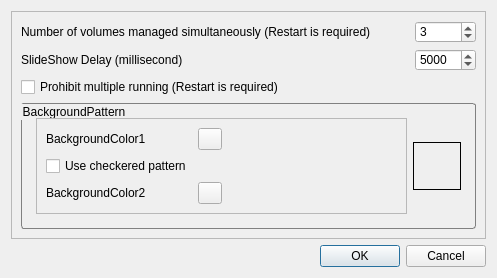
kanryu/quickviewer, file QuickViewer/src/optionsdialog.ui: the form before one commit.
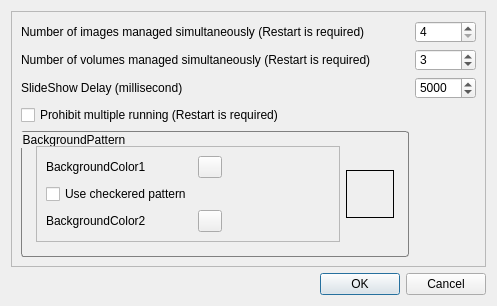
The form after the commit.

Commit message:
Improved stability of x86 release, Speed up the Volume switching, 3 bugfixed
- Improved stability of x86 release
    - bugfixed: Often, when an image exceeding 4096 pixels is read, it is illegitimate
    - bugfixed: Irregular end when image loading high load
- Speed up the Volume switching
- bugfixed: Illegal termination when reading images from archives

Patch:
```diff
--- a/QuickViewer/src/optionsdialog.ui
+++ b/QuickViewer/src/optionsdialog.ui
@@ -7,7 +7,7 @@
     <x>0</x>
     <y>0</y>
     <width>497</width>
-    <height>239</height>
+    <height>285</height>
    </rect>
   </property>
   <property name="windowTitle">
@@ -40,7 +40,101 @@
       <enum>QFrame::Raised</enum>
      </property>
      <layout class="QGridLayout" name="gridLayout">
-      <item row="3" column="0" colspan="2">
+      <item row="0" column="0">
+       <widget class="QLabel" name="label_4">
+        <property name="sizePolicy">
+         <sizepolicy hsizetype="MinimumExpanding" vsizetype="Preferred">
+          <horstretch>0</horstretch>
+          <verstretch>0</verstretch>
+         </sizepolicy>
+        </property>
+        <property name="toolTip">
+         <string>Increasing the number, the behavior of &quot;NextImage&quot; / &quot;PrevImage&quot; improves but, increases memory consumption. 6 is appropriate for 32 bit version.</string>
+        </property>
+        <property name="text">
+         <string extracomment="Maximum number of images that an application simultaneously manages on memory">Number of images managed simultaneously (Restart is required)</string>
+        </property>
+       </widget>
+      </item>
+      <item row="0" column="1">
+       <widget class="QSpinBox" name="spinImages">
+        <property name="toolTip">
+         <string>Increasing the number, the behavior of &quot;NextImage&quot; / &quot;PrevImage&quot; improves but, increases memory consumption. 6 is appropriate for 32 bit version.</string>
+        </property>
+        <property name="minimum">
+         <number>4</number>
+        </property>
+        <property name="value">
+         <number>4</number>
+        </property>
+       </widget>
+      </item>
+      <item row="1" column="0">
+       <widget class="QLabel" name="label">
+        <property name="sizePolicy">
+         <sizepolicy hsizetype="MinimumExpanding" vsizetype="Preferred">
+          <horstretch>0</horstretch>
+          <verstretch>0</verstretch>
+         </sizepolicy>
+        </property>
+        <property name="toolTip">
+         <string>Increasing the number, the behavior of &quot;NextVolume&quot; / &quot;PrevVolume&quot; improves but, increases memory consumption. 1 is appropriate for 32 bit version.</string>
+        </property>
+        <property name="text">
+         <string extracomment="Maximum number of volumes that an application simultaneously manages on memory">Number of volumes managed simultaneously (Restart is required)</string>
+        </property>
+       </widget>
+      </item>
+      <item row="1" column="1">
+       <widget class="QSpinBox" name="spinVolumes">
+        <property name="toolTip">
+         <string>Increasing the number, the behavior of &quot;NextVolume&quot; / &quot;PrevVolume&quot; improves but, increases memory consumption. 1 is appropriate for 32 bit version.</string>
+        </property>
+        <property name="minimum">
+         <number>1</number>
+        </property>
+        <property name="value">
+         <number>3</number>
+        </property>
+       </widget>
+      </item>
+      <item row="2" column="0">
+       <widget class="QLabel" name="label_2">
+        <property name="toolTip">
+         <string>Increasing the value increases the display time of per image</string>
+        </property>
+        <property name="text">
+         <string extracomment="Wait time when images are automatically switched in slide show">SlideShow Delay (millisecond)</string>
+        </property>
+       </widget>
+      </item>
+      <item row="2" column="1">
+       <widget class="QSpinBox" name="spinSlideshow">
+        <property name="toolTip">
+         <string>Increasing the value increases the display time of one image</string>
+        </property>
+        <property name="minimum">
+         <number>1000</number>
+        </property>
+        <property name="maximum">
+         <number>20000</number>
+        </property>
+        <property name="singleStep">
+         <number>500</number>
+        </property>
+        <property name="value">
+         <number>5000</number>
+        </property>
+       </widget>
+      </item>
+      <item row="3" column="0">
+       <widget class="QCheckBox" name="checkBoxProhibitMultipleRunning">
+        <property name="text">
+         <string>Prohibit multiple running (Restart is required)</string>
+        </property>
+       </widget>
+      </item>
+      <item row="4" column="0">
        <widget class="QGroupBox" name="groupBox">
         <property name="title">
          <string extracomment="Title of frame to change background color or pattern">BackgroundPattern</string>
@@ -148,71 +242,6 @@
         </layout>
        </widget>
       </item>
-      <item row="1" column="1">
-       <widget class="QSpinBox" name="spinSlideshow">
-        <property name="toolTip">
-         <string>Increasing the value increases the display time of one image</string>
-        </property>
-        <property name="minimum">
-         <number>1000</number>
-        </property>
-        <property name="maximum">
-         <number>20000</number>
-        </property>
-        <property name="singleStep">
-         <number>500</number>
-        </property>
-        <property name="value">
-         <number>5000</number>
-        </property>
-       </widget>
-      </item>
-      <item row="0" column="1">
-       <widget class="QSpinBox" name="spinVolumes">
-        <property name="toolTip">
-         <string>Increasing the number, the behavior of &quot;NextVolume&quot; / &quot;PrevVolume&quot; improves but, increases memory consumption. 1 is appropriate for 32 bit version.</string>
-        </property>
-        <property name="minimum">
-         <number>1</number>
-        </property>
-        <property name="value">
-         <number>3</number>
-        </property>
-       </widget>
-      </item>
-      <item row="1" column="0">
-       <widget class="QLabel" name="label_2">
-        <property name="toolTip">
-         <string>Increasing the value increases the display time of per image</string>
-        </property>
-        <property name="text">
-         <string extracomment="Wait time when images are automatically switched in slide show">SlideShow Delay (millisecond)</string>
-        </property>
-       </widget>
-      </item>
-      <item row="0" column="0">
-       <widget class="QLabel" name="label">
-        <property name="sizePolicy">
-         <sizepolicy hsizetype="MinimumExpanding" vsizetype="Preferred">
-          <horstretch>0</horstretch>
-          <verstretch>0</verstretch>
-         </sizepolicy>
-        </property>
-        <property name="toolTip">
-         <string>Increasing the number, the behavior of &quot;NextVolume&quot; / &quot;PrevVolume&quot; improves but, increases memory consumption. 1 is appropriate for 32 bit version.</string>
-        </property>
-        <property name="text">
-         <string extracomment="Maximum number of volumes that an application simultaneously manages on memory">Number of volumes managed simultaneously (Restart is required)</string>
-        </property>
-       </widget>
-      </item>
-      <item row="2" column="0">
-       <widget class="QCheckBox" name="checkBoxProhibitMultipleRunning">
-        <property name="text">
-         <string>Prohibit multiple running (Restart is required)</string>
-        </property>
-       </widget>
-      </item>
      </layout>
     </widget>
    </item>
```
The commit also changes 22 other files.
